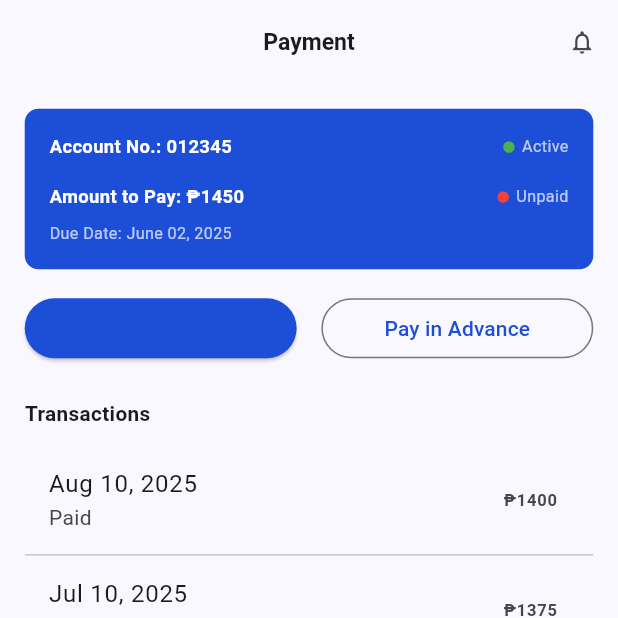
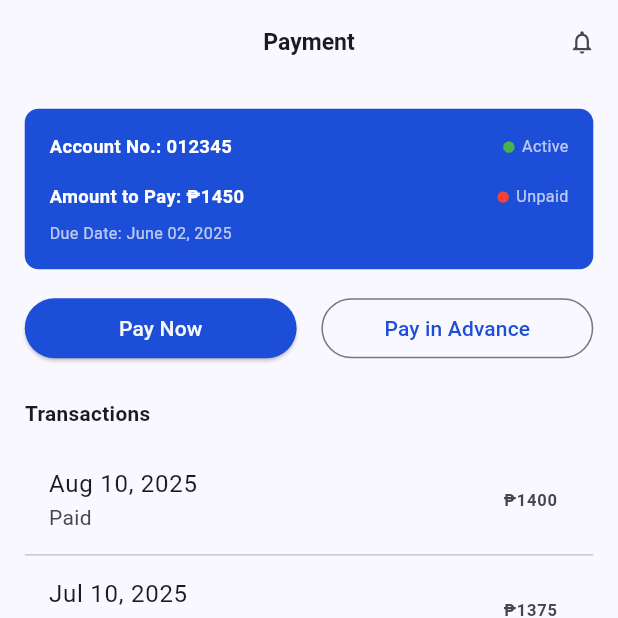
Before and after one commit to fiftheenyen/bawasa, a Flutter app: the PaymentScreen screen opened by its route, on a phone screen of 412 x 824 dp, the top half of it. Run offline on Flutter 3.47's test engine with Material 3 defaults, Android fonts, the phone set to English and light mode, and no system bars; our stand-ins replace go_router.

Commit message:
changed the text color

```diff
--- a/consummer_app/lib/features/payment/presentation/payments_screen.dart
+++ b/consummer_app/lib/features/payment/presentation/payments_screen.dart
@@ -121,7 +121,10 @@ class PaymentScreen extends StatelessWidget {
             style: ElevatedButton.styleFrom(
               backgroundColor: const Color(0xFF1D4ED8),
             ),
-            child: const Text('Pay Now'),
+            child: const Text(
+              'Pay Now',
+              style: TextStyle(color: Color(0xFFF7F7F7)),
+            ),
           ),
         ),
         SizedBox(width: 4 * SizingConfig.widthMultiplier),
```
